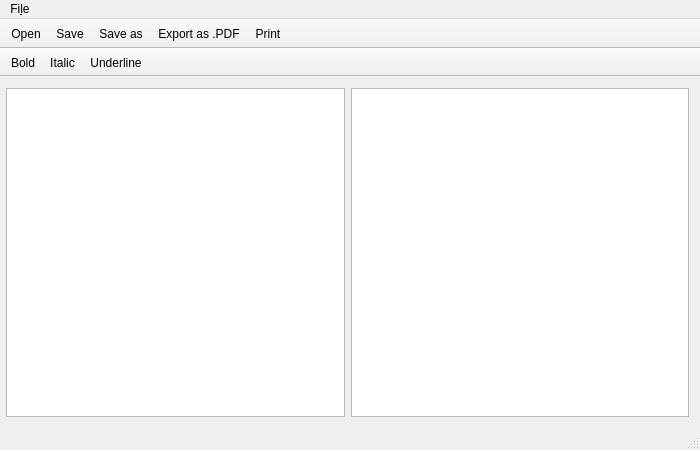
Before: the Qt Designer form mainwindow.ui in Aztorius/magicfountain, drawn with Qt 5.
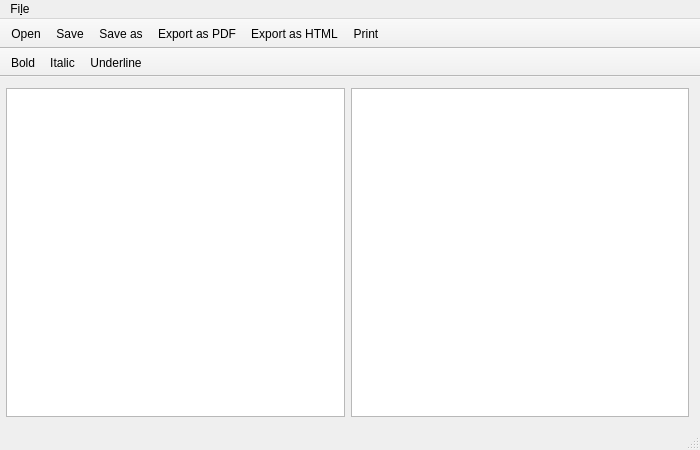
After: the same form once the commit is applied.

Commit message: Added: export to .html file Improved: html code and PDF design Added: support of Title, Credit, Author, Source, Draft date and Contact fields Changed: Act, Sequence and Scene writing size Improved: cursor now return to beginning after opening a file

What changed in the file:
```diff
--- a/mainwindow.ui
+++ b/mainwindow.ui
@@ -82,6 +82,7 @@
    <addaction name="actionSave"/>
    <addaction name="actionSave_as"/>
    <addaction name="actionExport_as_PDF"/>
+   <addaction name="actionExport_as_HTML"/>
    <addaction name="actionPrint"/>
   </widget>
   <widget class="QToolBar" name="toolBar_2">
@@ -118,7 +119,7 @@
   </action>
   <action name="actionExport_as_PDF">
    <property name="text">
-    <string>&amp;Export as .PDF</string>
+    <string>&amp;Export as PDF</string>
    </property>
   </action>
   <action name="actionPrint">
@@ -150,6 +151,14 @@
     <string>Underline</string>
    </property>
   </action>
+  <action name="actionExport_as_HTML">
+   <property name="text">
+    <string>Export as HTML</string>
+   </property>
+   <property name="toolTip">
+    <string>Export as HTML</string>
+   </property>
+  </action>
  </widget>
  <layoutdefault spacing="6" margin="11"/>
  <resources/>
```
Left out of the diff: 14 changed lines with no effect on the pictures. The commit also changes 2 other files.
